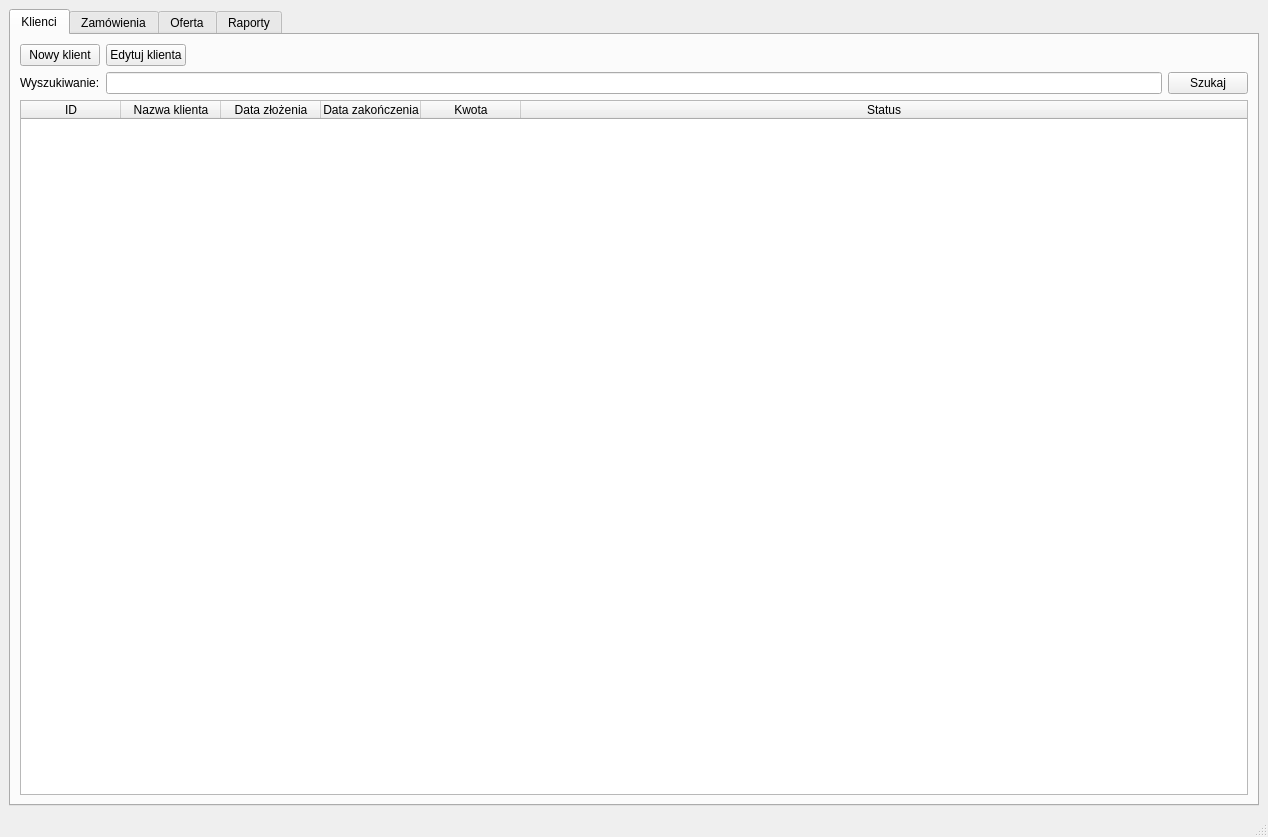
First picture: the form in app/ui/mainwindow.ui, repository HBuczynski/Fabryka_okien, before the edit.
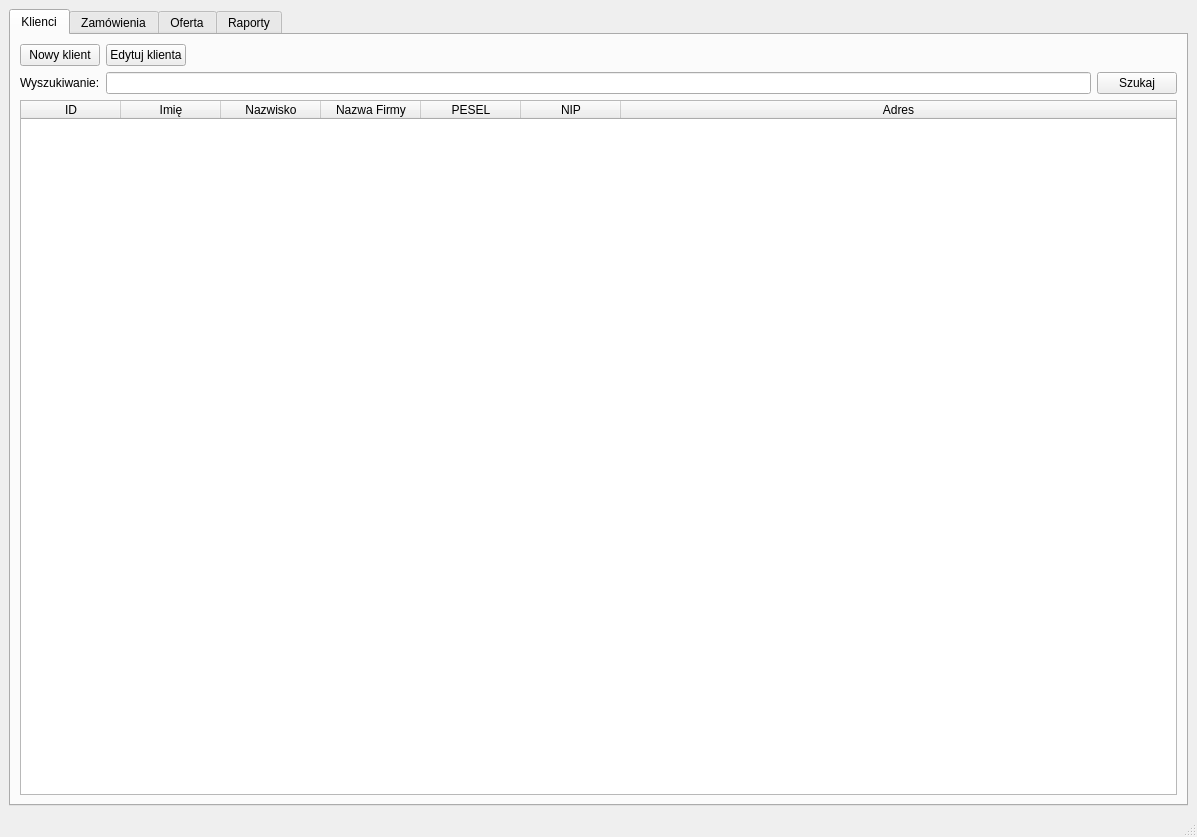
Second picture: the form after the edit. The open tabs and pages were chosen to show the change.

Commit message: Added new objects' names.

What changed in the file:
```diff
--- a/app/ui/mainwindow.ui
+++ b/app/ui/mainwindow.ui
@@ -6,7 +6,7 @@
    <rect>
     <x>0</x>
     <y>0</y>
-    <width>1268</width>
+    <width>1133</width>
     <height>837</height>
    </rect>
   </property>
@@ -130,27 +130,32 @@
               </column>
               <column>
                <property name="text">
-                <string>Nazwa klienta</string>
+                <string>Imię</string>
                </property>
               </column>
               <column>
                <property name="text">
-                <string>Data złożenia</string>
+                <string>Nazwisko</string>
                </property>
               </column>
               <column>
                <property name="text">
-                <string>Data zakończenia</string>
+                <string>Nazwa Firmy</string>
                </property>
               </column>
               <column>
                <property name="text">
-                <string>Kwota</string>
+                <string>PESEL</string>
                </property>
               </column>
               <column>
                <property name="text">
-                <string>Status</string>
+                <string>NIP</string>
+               </property>
+              </column>
+              <column>
+               <property name="text">
+                <string>Adres</string>
                </property>
               </column>
              </widget>
```
Left out of the diff: 20 changed lines with no effect on the pictures. The commit also changes 1 other file.
